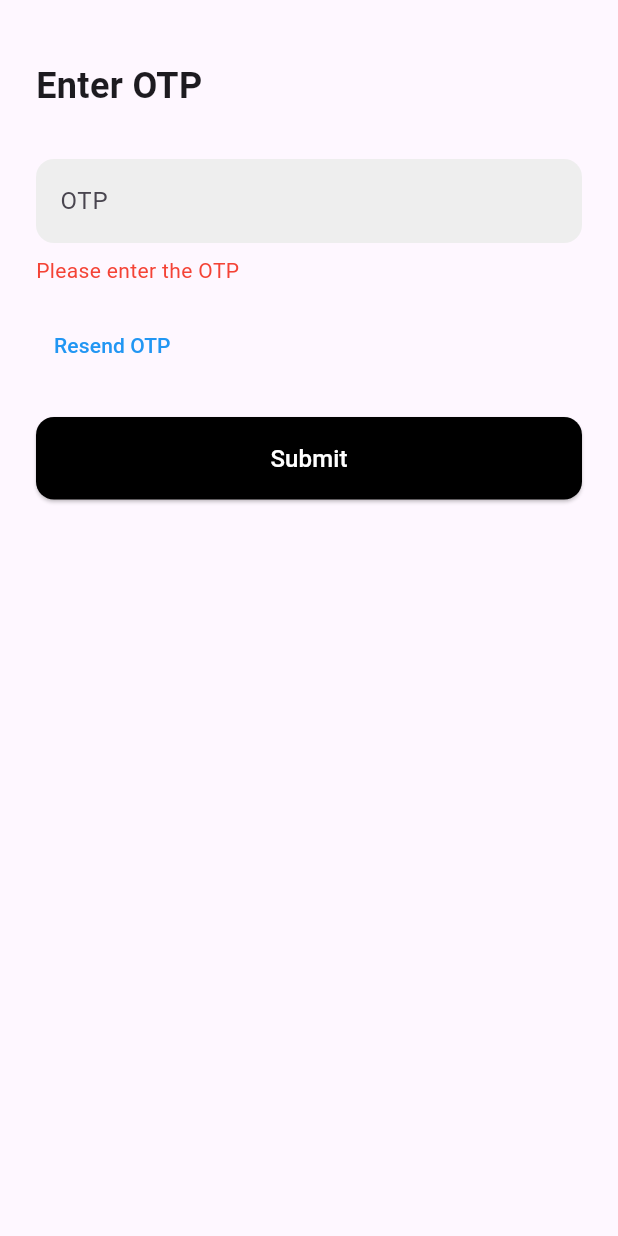
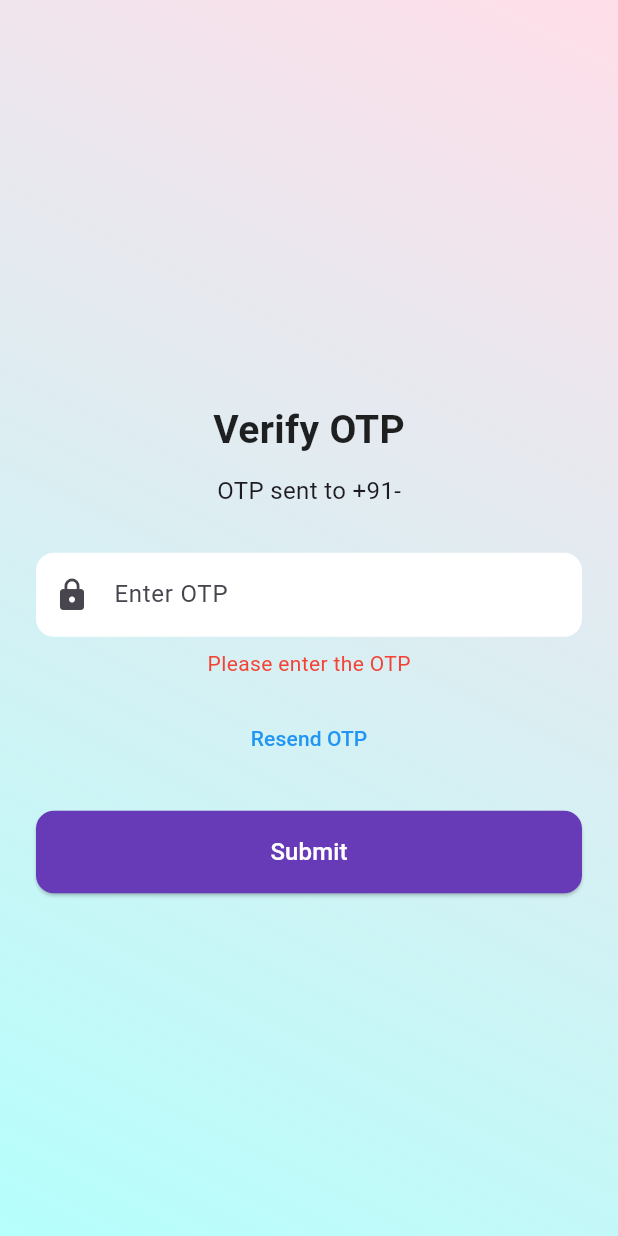
Before and after one commit to RCTS-IIITH/DSI, a Flutter app: the OTPScreen screen opened directly with empty values, after a tap on "Submit", on a phone screen of 412 x 824 dp. Run offline on Flutter 3.47's test engine with Material 3 defaults, Android fonts, the phone set to English and light mode, and no system bars; our stand-ins replace flutter_dotenv, image_picker; network calls fail; statements that could not run were skipped.

Commit message:
Update NGOmobileLogin.dart

```diff
--- a/Mindsye_final_code/mindseye_now/mindseye/lib/NGOmobileLogin.dart
+++ b/Mindsye_final_code/mindseye_now/mindseye/lib/NGOmobileLogin.dart
@@ -7,7 +7,7 @@ import 'package:mindseye/schoolDashboard.dart';
 import './sendotp.dart';
 
 class MobileNumberScreen extends StatefulWidget {
-  final String data; // Role of the user (e.g., Parent, Teacher)
+  final String data;
 
   const MobileNumberScreen({Key? key, required this.data}) : super(key: key);
 
@@ -15,9 +15,11 @@ class MobileNumberScreen extends StatefulWidget {
   _MobileNumberScreenState createState() => _MobileNumberScreenState();
 }
 
-class _MobileNumberScreenState extends State<MobileNumberScreen> {
+class _MobileNumberScreenState extends State<MobileNumberScreen>
+    with SingleTickerProviderStateMixin {
   final TextEditingController _mobileController = TextEditingController();
   String? _errorMessage;
+  bool _isLoading = false;
 
   Future<void> requestOtp() async {
     String phoneNumber = _mobileController.text.trim();
@@ -31,11 +33,11 @@ class _MobileNumberScreenState extends State<MobileNumberScreen> {
 
     setState(() {
       _errorMessage = null;
+      _isLoading = true;
     });
 
     try {
-      await sendOtp(
-          '+91', phoneNumber, widget.data); // Send OTP with country code
+      await sendOtp('+91', phoneNumber, widget.data);
       Navigator.push(
         context,
         MaterialPageRoute(
@@ -47,34 +49,53 @@ class _MobileNumberScreenState extends State<MobileNumberScreen> {
       setState(() {
         _errorMessage = "Failed to send OTP. Please try again.";
       });
+    } finally {
+      setState(() {
+        _isLoading = false;
+      });
     }
   }
 
   @override
   Widget build(BuildContext context) {
     return Scaffold(
-      body: SafeArea(
-        child: Padding(
+      body: Container(
+        decoration: const BoxDecoration(
+          gradient: LinearGradient(
+            colors: [Color(0xFFE0C3FC), Color(0xFF8EC5FC)],
+            begin: Alignment.topLeft,
+            end: Alignment.bottomRight,
+          ),
+        ),
+        child: SafeArea(
+          child: Center(
+            child: SingleChildScrollView(
               padding: const EdgeInsets.symmetric(horizontal: 24.0),
               child: Column(
-            crossAxisAlignment: CrossAxisAlignment.start,
                 children: [
-              SizedBox(height: 40),
-              Text(
-                'Login',
+                  const SizedBox(height: 30),
+                  const Text(
+                    'Welcome Back!',
                     style: TextStyle(
-                  fontSize: 24,
+                      fontSize: 28,
                       fontWeight: FontWeight.bold,
+                      color: Colors.black87,
                     ),
                   ),
-              SizedBox(height: 32),
+                  const SizedBox(height: 10),
+                  const Text(
+                    'Please enter your mobile number',
+                    style: TextStyle(fontSize: 16, color: Colors.black54),
+                  ),
+                  const SizedBox(height: 30),
                   TextField(
                     controller: _mobileController,
                     keyboardType: TextInputType.phone,
                     decoration: InputDecoration(
                       labelText: 'Mobile Number',
                       filled: true,
-                  fillColor: Colors.grey[200],
+                      fillColor: Colors.white,
+                      prefixIcon: const Icon(Icons.phone),
                       border: OutlineInputBorder(
                         borderRadius: BorderRadius.circular(12),
                         borderSide: BorderSide.none,
@@ -86,28 +107,35 @@ class _MobileNumberScreenState extends State<MobileNumberScreen> {
                       padding: const EdgeInsets.only(top: 8.0),
                       child: Text(
                         _errorMessage!,
-                    style: TextStyle(color: Colors.red),
+                        style: const TextStyle(color: Colors.red),
                       ),
                     ),
-              SizedBox(height: 24),
+                  const SizedBox(height: 24),
                   SizedBox(
                     width: double.infinity,
                     child: ElevatedButton(
-                  onPressed: requestOtp,
+                      onPressed: _isLoading ? null : requestOtp,
                       style: ElevatedButton.styleFrom(
-                    backgroundColor: Colors.black,
-                    padding: EdgeInsets.symmetric(vertical: 16),
+                        backgroundColor: Colors.deepPurple,
+                        padding: const EdgeInsets.symmetric(vertical: 16),
                         shape: RoundedRectangleBorder(
                           borderRadius: BorderRadius.circular(12),
                         ),
                       ),
-                  child: Text(
+                      child: _isLoading
+                          ? const CircularProgressIndicator(
+                              color: Colors.white,
+                            )
+                          : const Text(
                               'Request OTP',
-                    style: TextStyle(fontSize: 16, color: Colors.white),
+                              style:
+                                  TextStyle(fontSize: 16, color: Colors.white),
                             ),
                     ),
                   ),
                 ],
+              ),
+            ),
           ),
         ),
       ),
@@ -117,7 +145,7 @@ class _MobileNumberScreenState extends State<MobileNumberScreen> {
 
 class OTPScreen extends StatefulWidget {
   final String mobileNumber;
-  final String data; // Role of the user
+  final String data;
 
   const OTPScreen({required this.mobileNumber, required this.data});
 
@@ -146,48 +174,56 @@ class _OTPScreenState extends State<OTPScreen> {
     try {
       bool isValid = await verifyOtp('+91', widget.mobileNumber, otp);
       if (isValid) {
-        print("User role: ${widget.data}");
-
-        if (widget.data == "Parent") {
+        switch (widget.data) {
+          case "Parent":
             Navigator.push(
               context,
               MaterialPageRoute(
                 builder: (context) => ParentDashboardScreen(
                   data: widget.mobileNumber,
-                phone: widget.mobileNumber, // ✅ Fixed: Pass required `phone`
+                  phone: widget.mobileNumber,
                 ),
               ),
             );
-        } else if (widget.data == "Teacher") {
+            break;
+          case "Teacher":
             Navigator.push(
               context,
               MaterialPageRoute(
-              builder: (context) =>
-                  SchoolDashboardScreen(data: widget.mobileNumber),
+                builder: (context) => SchoolDashboardScreen(
+                  data: widget.mobileNumber,
+                  phone: widget.mobileNumber,
+                ),
               ),
             );
-        } else if (widget.data == "NGO Master") {
+            break;
+          case "NGO Master":
             Navigator.push(
               context,
               MaterialPageRoute(
                 builder: (context) => NGODashboard(data: widget.mobileNumber),
               ),
             );
-        } else if (widget.data == "Professional") {
+            break;
+          case "Professional":
             Navigator.push(
               context,
               MaterialPageRoute(
-              builder: (context) =>
-                  ProfessionalDashboard(data: widget.mobileNumber),
+                builder: (context) => ProfessionalDashboard(
+                  data: widget.mobileNumber,
+                  phone: widget.mobileNumber,
+                ),
               ),
             );
-        } else if (widget.data == "Admin") {
+            break;
+          case "Admin":
             Navigator.push(
               context,
               MaterialPageRoute(
                 builder: (context) => AdminDashboard(data: widget.mobileNumber),
               ),
             );
+            break;
         }
       } else {
         setState(() {
@@ -195,7 +231,6 @@ class _OTPScreenState extends State<OTPScreen> {
         });
       }
     } catch (e) {
-      print("Error verifying OTP: $e");
       setState(() {
         _otpErrorMessage = "Something went wrong. Please try again.";
       });
@@ -205,28 +240,43 @@ class _OTPScreenState extends State<OTPScreen> {
   @override
   Widget build(BuildContext context) {
     return Scaffold(
-      body: SafeArea(
-        child: Padding(
+      body: Container(
+        decoration: const BoxDecoration(
+          gradient: LinearGradient(
+            colors: [Color(0xFFFFDEE9), Color(0xFFB5FFFC)],
+            begin: Alignment.topRight,
+            end: Alignment.bottomLeft,
+          ),
+        ),
+        child: SafeArea(
+          child: Center(
+            child: SingleChildScrollView(
               padding: const EdgeInsets.symmetric(horizontal: 24.0),
               child: Column(
-            crossAxisAlignment: CrossAxisAlignment.start,
                 children: [
-              SizedBox(height: 40),
-              Text(
-                'Enter OTP',
+                  const SizedBox(height: 40),
+                  const Text(
+                    'Verify OTP',
                     style: TextStyle(
-                  fontSize: 24,
+                      fontSize: 26,
                       fontWeight: FontWeight.bold,
+                      color: Colors.black87,
                     ),
                   ),
-              SizedBox(height: 32),
+                  const SizedBox(height: 10),
+                  Text(
+                    'OTP sent to +91-${widget.mobileNumber}',
+                    style: const TextStyle(fontSize: 16),
+                  ),
+                  const SizedBox(height: 30),
                   TextField(
                     controller: _otpController,
                     keyboardType: TextInputType.number,
                     decoration: InputDecoration(
-                  labelText: 'OTP',
+                      labelText: 'Enter OTP',
                       filled: true,
-                  fillColor: Colors.grey[200],
+                      fillColor: Colors.white,
+                      prefixIcon: const Icon(Icons.lock),
                       border: OutlineInputBorder(
                         borderRadius: BorderRadius.circular(12),
                         borderSide: BorderSide.none,
@@ -238,38 +288,32 @@ class _OTPScreenState extends State<OTPScreen> {
                       padding: const EdgeInsets.only(top: 8.0),
                       child: Text(
                         _otpErrorMessage!,
-                    style: TextStyle(color: Colors.red),
+                        style: const TextStyle(color: Colors.red),
                       ),
                     ),
-              SizedBox(height: 16),
-              Row(
-                mainAxisAlignment: MainAxisAlignment.spaceBetween,
-                children: [
+                  const SizedBox(height: 16),
                   TextButton(
                     onPressed: () {
-                      sendOtp('+91', widget.mobileNumber,
-                          widget.data); // Resend OTP
+                      sendOtp('+91', widget.mobileNumber, widget.data);
                     },
-                    child: Text(
+                    child: const Text(
                       'Resend OTP',
                       style: TextStyle(color: Colors.blue),
                     ),
                   ),
-                ],
-              ),
-              SizedBox(height: 24),
+                  const SizedBox(height: 24),
                   SizedBox(
                     width: double.infinity,
                     child: ElevatedButton(
                       onPressed: submitOtp,
                       style: ElevatedButton.styleFrom(
-                    backgroundColor: Colors.black,
-                    padding: EdgeInsets.symmetric(vertical: 16),
+                        backgroundColor: Colors.deepPurple,
+                        padding: const EdgeInsets.symmetric(vertical: 16),
                         shape: RoundedRectangleBorder(
                           borderRadius: BorderRadius.circular(12),
                         ),
                       ),
-                  child: Text(
+                      child: const Text(
                         'Submit',
                         style: TextStyle(fontSize: 16, color: Colors.white),
                       ),
@@ -279,6 +323,8 @@ class _OTPScreenState extends State<OTPScreen> {
               ),
             ),
           ),
+        ),
+      ),
     );
   }
 }
```
Lines whose indentation alone changed are shown as unchanged.
